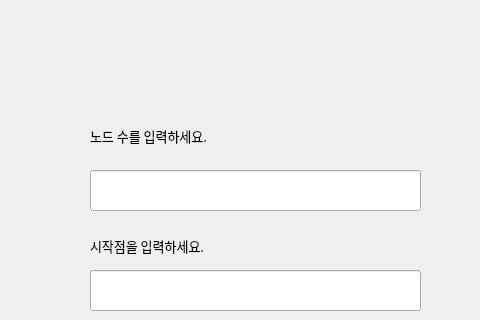
Above: jMetalPy-master/examples/singleobjective/nsgaii/optimizer.ui from GU0323/Route_Otimization before the change; both pictures show x 580 to 1060 and y 0 to 320 of the 1060 by 810 pixel window. Below: the same form after it.
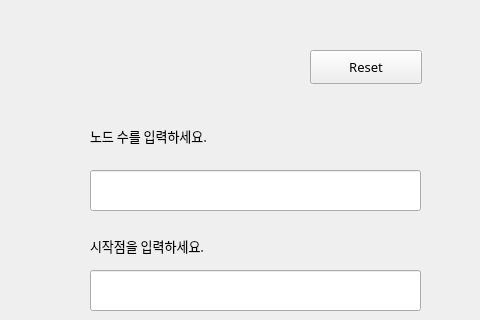
That is the form after the change.

Commit message: qtdesigner 리셋버튼 추가완료한 파일.

Diff of the .ui file:
```diff
--- a/jMetalPy-master/examples/singleobjective/nsgaii/optimizer.ui
+++ b/jMetalPy-master/examples/singleobjective/nsgaii/optimizer.ui
@@ -178,6 +178,25 @@
     </font>
    </property>
   </widget>
+  <widget class="QPushButton" name="button2">
+   <property name="geometry">
+    <rect>
+     <x>890</x>
+     <y>50</y>
+     <width>112</width>
+     <height>34</height>
+    </rect>
+   </property>
+   <property name="font">
+    <font>
+     <family>Adobe Devanagari</family>
+     <pointsize>10</pointsize>
+    </font>
+   </property>
+   <property name="text">
+    <string>Reset</string>
+   </property>
+  </widget>
  </widget>
  <resources/>
  <connections/>
```
Left out of the diff: 4 changed lines with no effect on the pictures.
